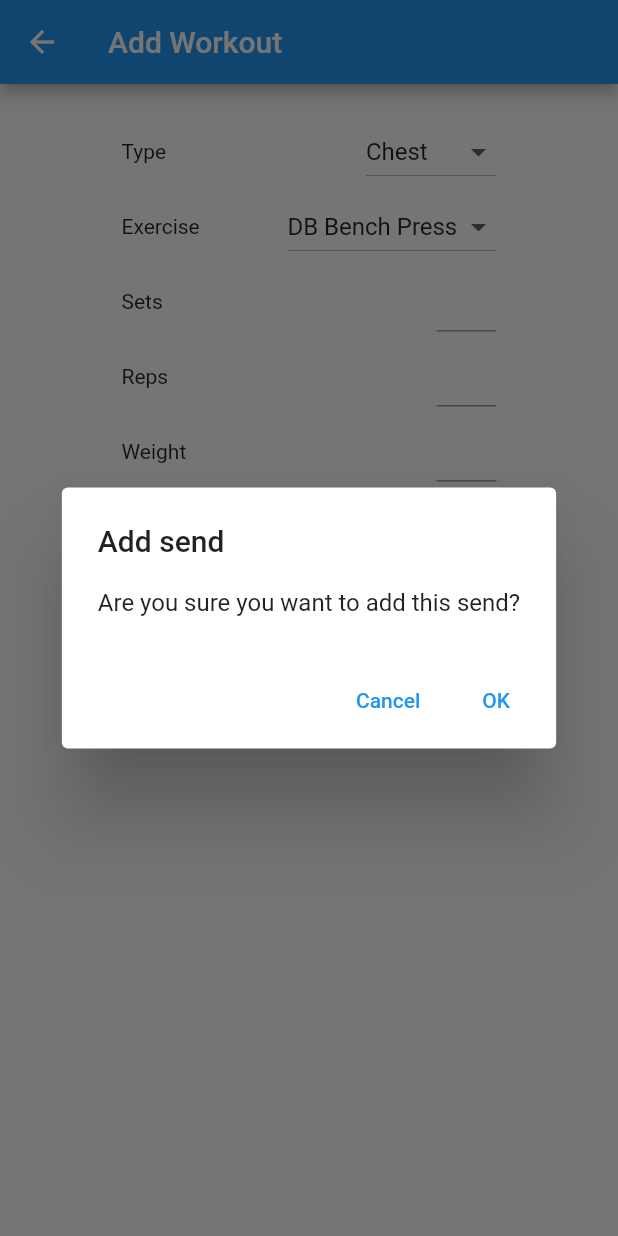
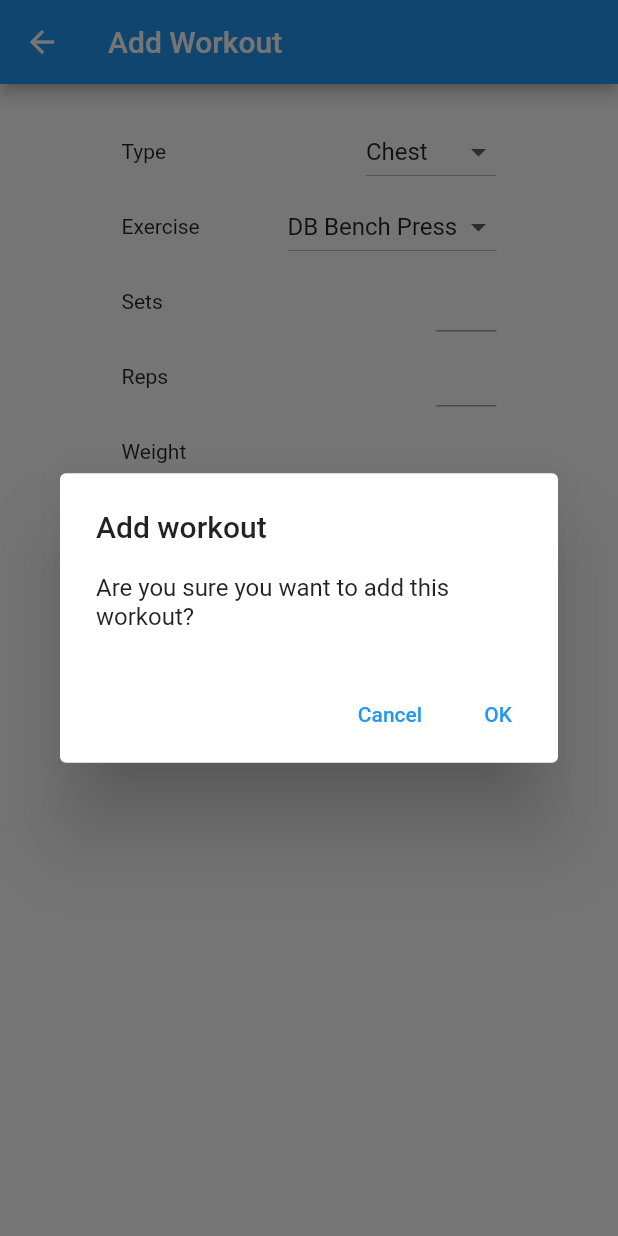
Before and after one commit to dvtran99/Send-Tracker-App, a Flutter app: the AddWorkoutScreen screen opened directly, after a tap on "Add Exercise", on a phone screen of 412 x 824 dp. Run offline on Flutter 3.47's test engine with Material 2 defaults, Android fonts, the phone set to English and light mode, and no system bars; our stand-ins replace fl_chart, sqflite; accounts and stored records are empty.

Commit message:
Fix alert text

```diff
--- a/send_tracker_app/lib/screens/add-workout-screen.dart
+++ b/send_tracker_app/lib/screens/add-workout-screen.dart
@@ -97,7 +97,7 @@ class AddWorkoutScreenState extends State<AddWorkoutScreen> {
                       String result = await showDialog(
                           context: context,
                           builder: (BuildContext context) => ConfirmationAlert(
-                                type: "send",
+                                type: "workout",
                               ));
                       // Make sure we have valid data
                       if (result == "OK" && formData.isNotEmpty) {
```
